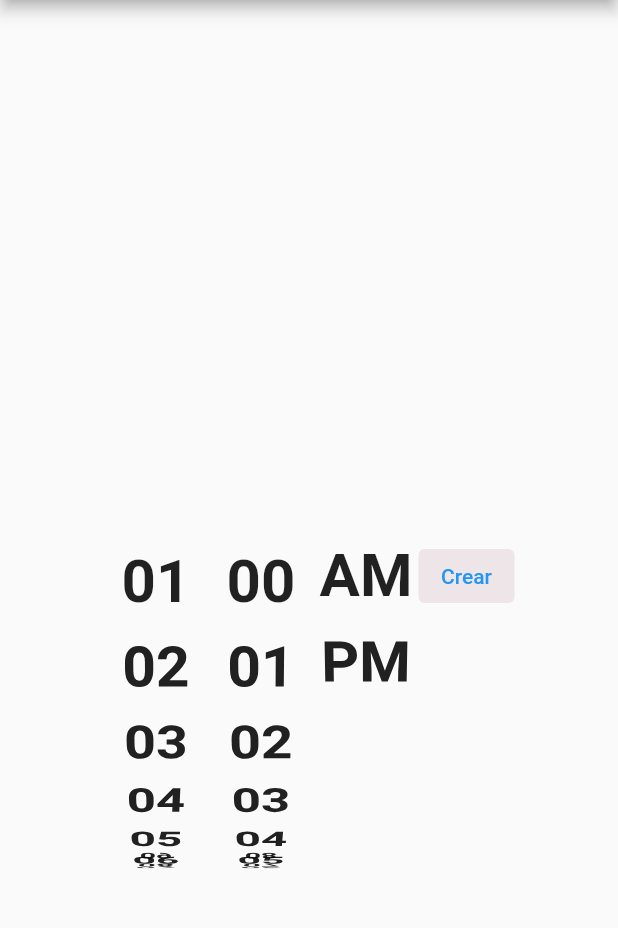
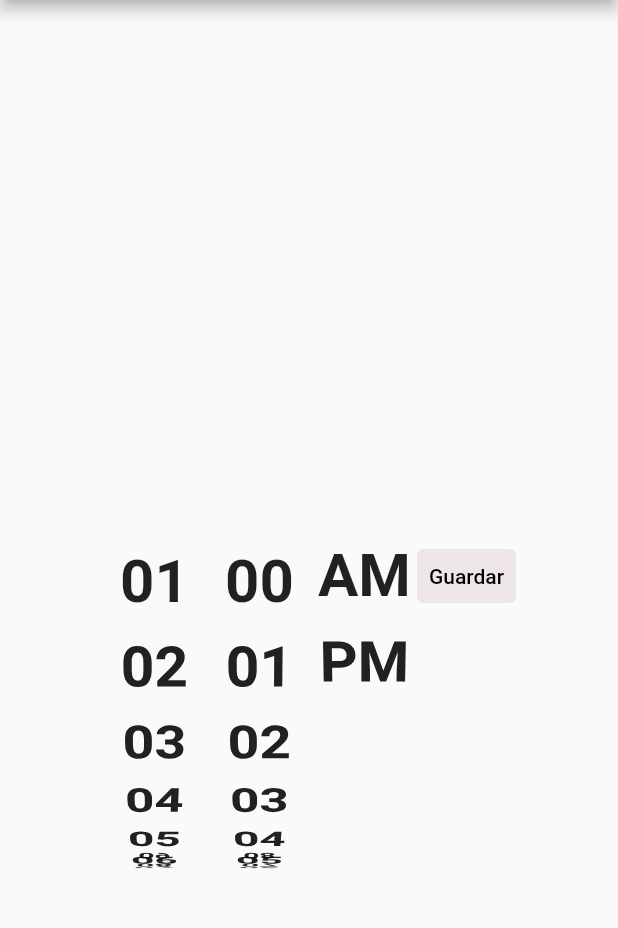
Before and after one commit to dababativa/alarmify-app, a Flutter app: the CreateAlarm screen opened directly, on a phone screen of 412 x 824 dp, the part 84-1012 px from its top. Run offline on Flutter 3.47's test engine with Material 2 defaults, Android fonts, the phone set to English and light mode, and no system bars.

Commit message:
Fix: Small text color

```diff
--- a/lib/crear_alarma.dart
+++ b/lib/crear_alarma.dart
@@ -79,7 +79,10 @@ class CreateAlarm extends StatelessWidget {
               style: ButtonStyle(
                   backgroundColor:
                       MaterialStateProperty.all(const Color(0xFFEEE5E9))),
-              child: const Text('Crear'),
+              child: const Text(
+                'Guardar',
+                style: TextStyle(color: Colors.black),
+              ),
             )
           ],
         ),
```
